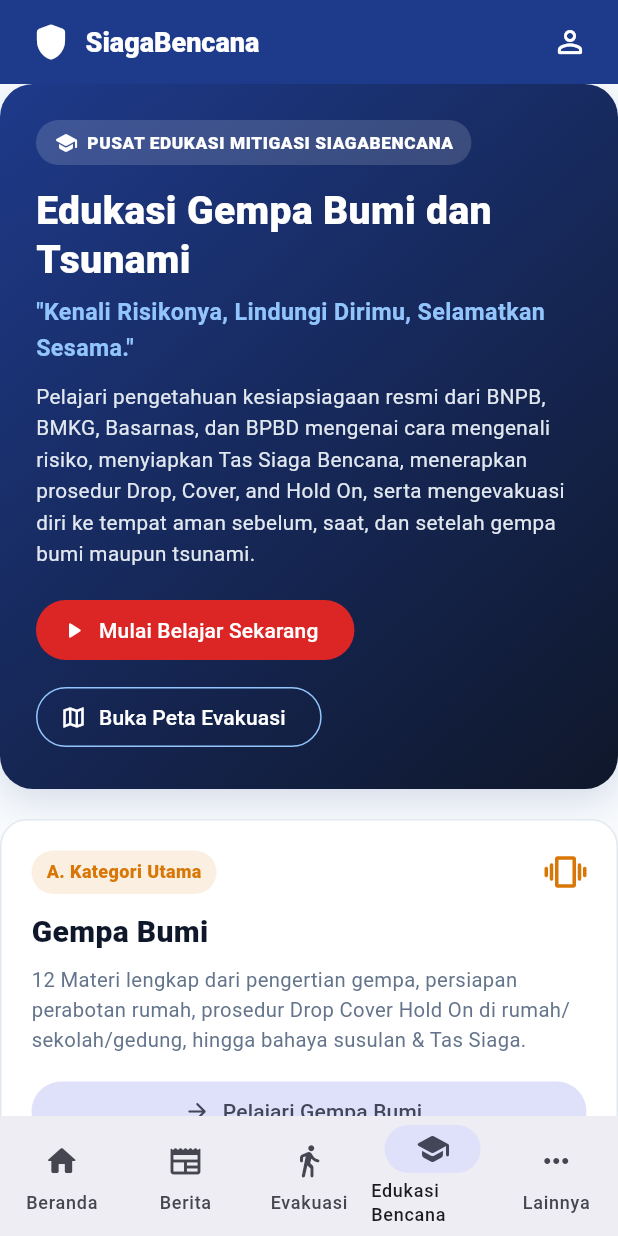
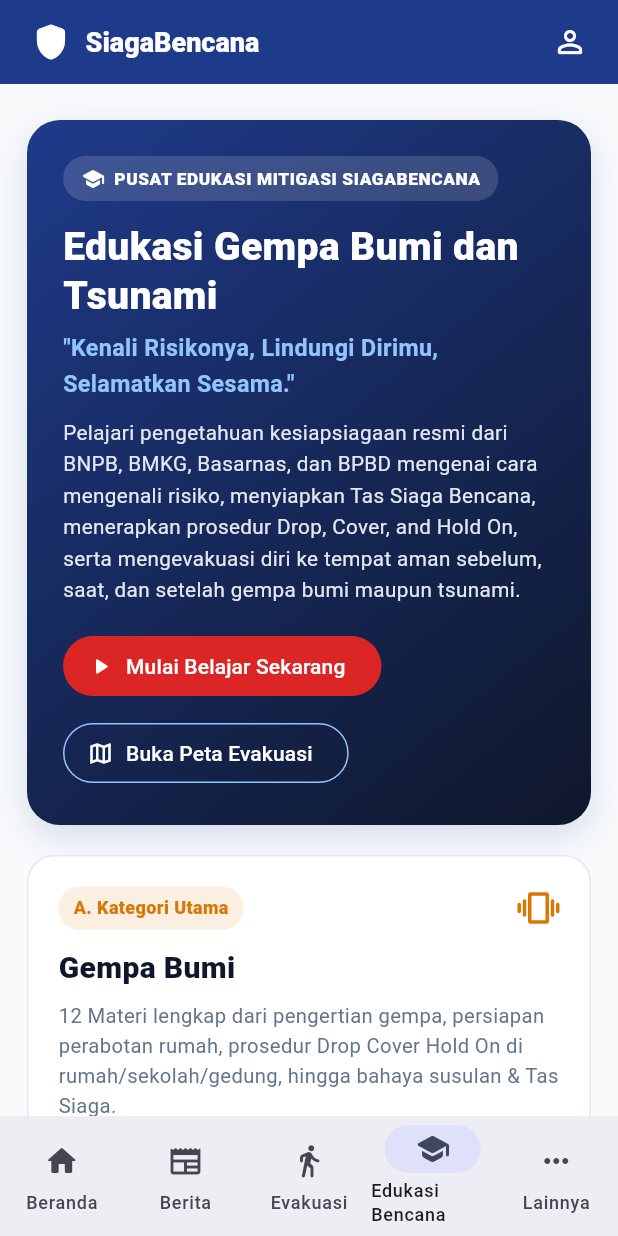
Before and after one commit to Kouga-Kun/ProjectSiagaBencana, a Flutter app: the screen it shows after launch, item 4 of the bottom bar chosen, on a phone screen of 412 x 824 dp. Run offline on Flutter 3.47's test engine with Material 3 defaults, Android fonts, the phone set to English and light mode, and no system bars; our stand-ins replace flutter_map, latlong2; missing offline and left inert: dart:js_interop; accounts and stored records are empty; network calls fail.

Commit message:
fix(flutter): bungkus halaman edukasi dengan ListView agar dapat di-scroll tanpa overflow

```diff
--- a/siagabencana_flutter/lib/features/education/presentation/education_page.dart
+++ b/siagabencana_flutter/lib/features/education/presentation/education_page.dart
@@ -57,13 +57,22 @@ class _EducationPageState extends State<EducationPage> {
 
   @override
   Widget build(BuildContext context) {
+    final horizontalPadding = MediaQuery.sizeOf(context).width < 600
+        ? 18.0
+        : 30.0;
+
     return ListenableBuilder(
       listenable: _service,
       builder: (context, _) {
         final progress = _service.currentProgress;
 
-        return Column(
-          crossAxisAlignment: CrossAxisAlignment.start,
+        return ListView(
+          padding: EdgeInsets.fromLTRB(
+            horizontalPadding,
+            24,
+            horizontalPadding,
+            44,
+          ),
           children: [
             _buildHeaderBanner(),
             const SizedBox(height: 20),
```
